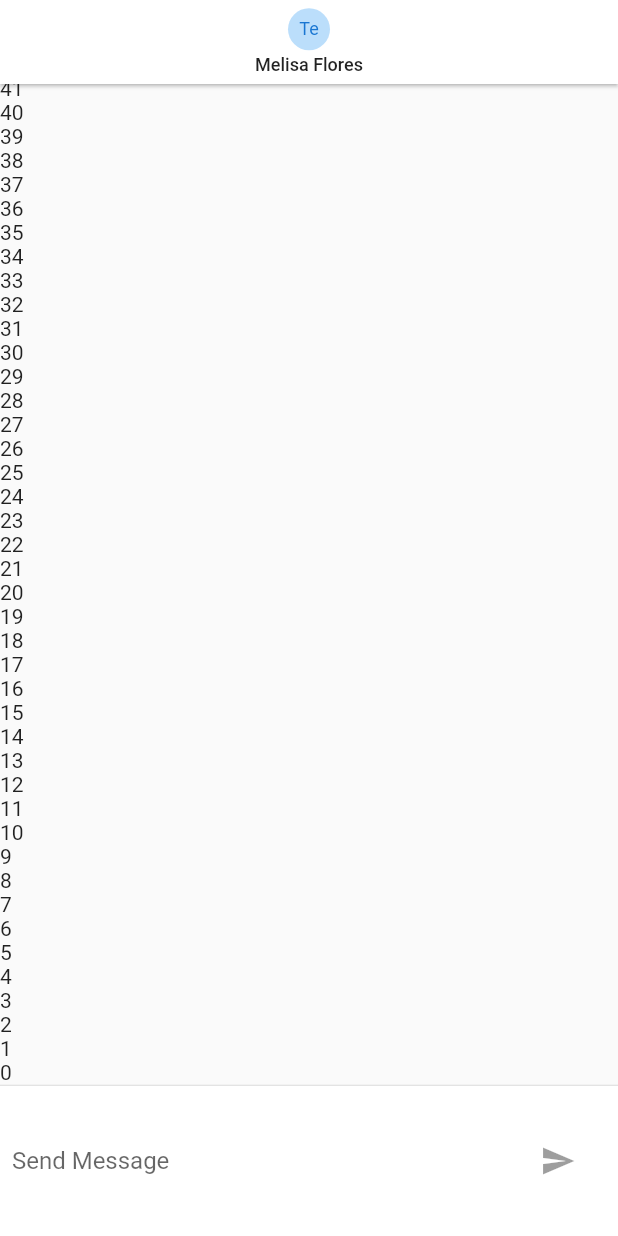
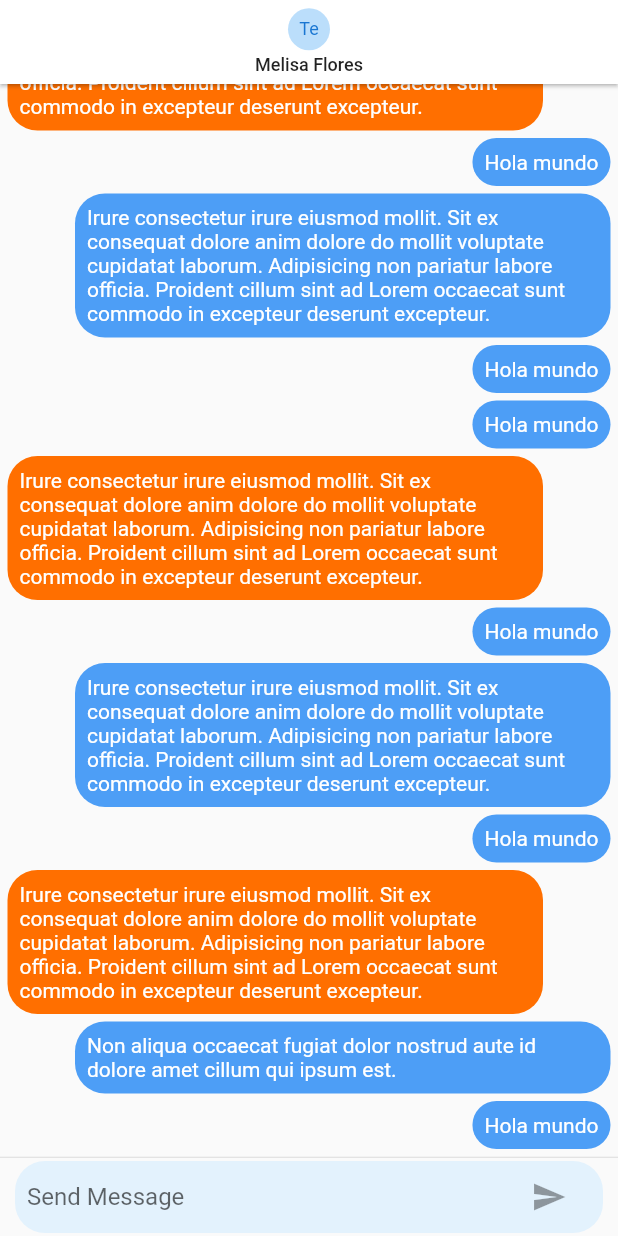
Before and after one commit to Alex980102/flutter-chat-app, a Flutter app: the screen it shows after launch, on a phone screen of 412 x 824 dp. Run offline on Flutter 3.47's test engine with Material 2 defaults, Android fonts, the phone set to English and light mode, and no system bars; our stand-ins replace pull_to_refresh.

Commit message:
Stage 7 section 65 Universal

```diff
--- /dev/null
+++ b/lib/pages/chat_message.dart
@@ -0,0 +1,58 @@
+import 'package:flutter/material.dart';
+
+class ChatMessage extends StatelessWidget {
+  final String text;
+  final String uid;
+  const ChatMessage({Key? key, required this.text, required this.uid})
+      : super(key: key);
+  @override
+  Widget build(BuildContext context) {
+    return Container(
+      child: this.uid == '123' ? _myMesssage() : _notMyMessages(),
+    );
+  }
+
+  Widget _myMesssage() {
+    return Align(
+      alignment: Alignment.centerRight,
+      child: Container(
+        padding: EdgeInsets.all(8.0),
+        margin: EdgeInsets.only(
+          bottom: 5,
+          left: 50,
+          right: 5,
+        ),
+        child: Text(
+          this.text,
+          style: TextStyle(color: Colors.white),
+        ),
+        decoration: BoxDecoration(
+          color: Color(0xff4D9EF6),
+          borderRadius: BorderRadius.circular(20),
+        ),
+      ),
+    );
+  }
+
+  Widget _notMyMessages() {
+    return Align(
+      alignment: Alignment.centerLeft,
+      child: Container(
+        padding: EdgeInsets.all(8.0),
+        margin: EdgeInsets.only(
+          bottom: 5,
+          left: 5,
+          right: 50,
+        ),
+        child: Text(
+          this.text,
+          style: TextStyle(color: Colors.white),
+        ),
+        decoration: BoxDecoration(
+          color: Colors.amber.shade900,
+          borderRadius: BorderRadius.circular(20),
+        ),
+      ),
+    );
+  }
+}
--- a/lib/pages/chat_page.dart
+++ b/lib/pages/chat_page.dart
@@ -1,5 +1,6 @@
 import 'dart:io';
 
+import 'package:chat_app_flutter/pages/chat_message.dart';
 import 'package:flutter/cupertino.dart';
 import 'package:flutter/material.dart';
 
@@ -11,6 +12,40 @@ class ChatPage extends StatefulWidget {
 class _ChatPageState extends State<ChatPage> {
   final _textController = new TextEditingController();
   final _focusNode = new FocusNode();
+  List<ChatMessage> _messages = [
+    ChatMessage(uid: '123', text: 'Hola mundo'),
+    ChatMessage(
+        uid: '123',
+        text:
+            'Non aliqua occaecat fugiat dolor nostrud aute id dolore amet cillum qui ipsum est.'),
+    ChatMessage(
+        uid: '12w1w13',
+        text:
+            'Irure consectetur irure eiusmod mollit. Sit ex consequat dolore anim dolore do mollit voluptate cupidatat laborum. Adipisicing non pariatur labore officia. Proident cillum sint ad Lorem occaecat sunt commodo in excepteur deserunt excepteur.'),
+    ChatMessage(uid: '123', text: 'Hola mundo'),
+    ChatMessage(
+        uid: '123',
+        text:
+            'Irure consectetur irure eiusmod mollit. Sit ex consequat dolore anim dolore do mollit voluptate cupidatat laborum. Adipisicing non pariatur labore officia. Proident cillum sint ad Lorem occaecat sunt commodo in excepteur deserunt excepteur.'),
+    ChatMessage(uid: '123', text: 'Hola mundo'),
+    ChatMessage(
+        uid: '1232121',
+        text:
+            'Irure consectetur irure eiusmod mollit. Sit ex consequat dolore anim dolore do mollit voluptate cupidatat laborum. Adipisicing non pariatur labore officia. Proident cillum sint ad Lorem occaecat sunt commodo in excepteur deserunt excepteur.'),
+    ChatMessage(uid: '123', text: 'Hola mundo'),
+    ChatMessage(uid: '123', text: 'Hola mundo'),
+    ChatMessage(
+        uid: '123',
+        text:
+            'Irure consectetur irure eiusmod mollit. Sit ex consequat dolore anim dolore do mollit voluptate cupidatat laborum. Adipisicing non pariatur labore officia. Proident cillum sint ad Lorem occaecat sunt commodo in excepteur deserunt excepteur.'),
+    ChatMessage(uid: '123', text: 'Hola mundo'),
+    ChatMessage(
+        uid: '1232121',
+        text:
+            'Irure consectetur irure eiusmod mollit. Sit ex consequat dolore anim dolore do mollit voluptate cupidatat laborum. Adipisicing non pariatur labore officia. Proident cillum sint ad Lorem occaecat sunt commodo in excepteur deserunt excepteur.'),
+    ChatMessage(uid: '123', text: 'Hola mundo'),
+    ChatMessage(uid: '123', text: 'Hola mundo'),
+  ];
   bool _isWriting = false;
   @override
   Widget build(BuildContext context) {
@@ -40,17 +75,23 @@ class _ChatPageState extends State<ChatPage> {
             Flexible(
               child: ListView.builder(
                 physics: BouncingScrollPhysics(),
-                itemBuilder: (_, i) => Text('$i'),
+                itemCount: _messages.length,
+                itemBuilder: (_, i) => _messages[i],
                 reverse: true,
               ),
             ),
             Divider(height: 1),
             // TODO: Caja de texto
-            Container(
-              color: Colors.white,
-              height: 100,
+            SafeArea(
+                child: Container(
+              margin: EdgeInsets.only(left: 10, right: 10, top: 2, bottom: 2),
+              decoration: BoxDecoration(
+                  color: Colors.blue[50],
+                  borderRadius: BorderRadius.circular(20)),
+              /* color: Colors.blue[100],
+              height: 50, */
               child: _inputChat(),
-            )
+            )),
           ],
         ),
       ),
@@ -85,7 +126,22 @@ class _ChatPageState extends State<ChatPage> {
           // Send Button
           Container(
             margin: EdgeInsets.symmetric(horizontal: 4.0),
-            child: Platform.isIOS
+            child: Container(
+              margin: EdgeInsets.symmetric(horizontal: 0),
+              child: IconTheme(
+                data: IconThemeData(color: Colors.blue[400]),
+                child: IconButton(
+                  highlightColor: Colors.transparent,
+                  splashColor: Colors.transparent,
+                  icon: Icon(Icons.send),
+                  onPressed: _isWriting
+                      ? () => _handleSubmit(_textController.text.trim())
+                      : null,
+                ),
+              ),
+            ),
+
+            /* Platform.isIOS
                 ? CupertinoButton(
                     child: Text('Send'),
                     onPressed: _isWriting
@@ -93,7 +149,7 @@ class _ChatPageState extends State<ChatPage> {
                         : null,
                   )
                 : Container(
-                    margin: EdgeInsets.symmetric(horizontal: 4.0),
+                    margin: EdgeInsets.symmetric(horizontal: 0),
                     child: IconTheme(
                       data: IconThemeData(color: Colors.blue[400]),
                       child: IconButton(
@@ -105,7 +161,7 @@ class _ChatPageState extends State<ChatPage> {
                             : null,
                       ),
                     ),
-                  ),
+                  ), */
           ),
         ],
       ),
```
